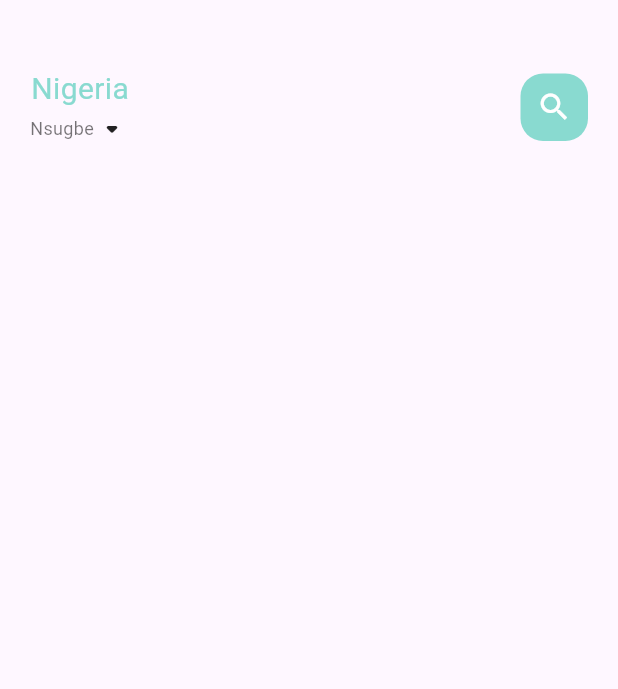
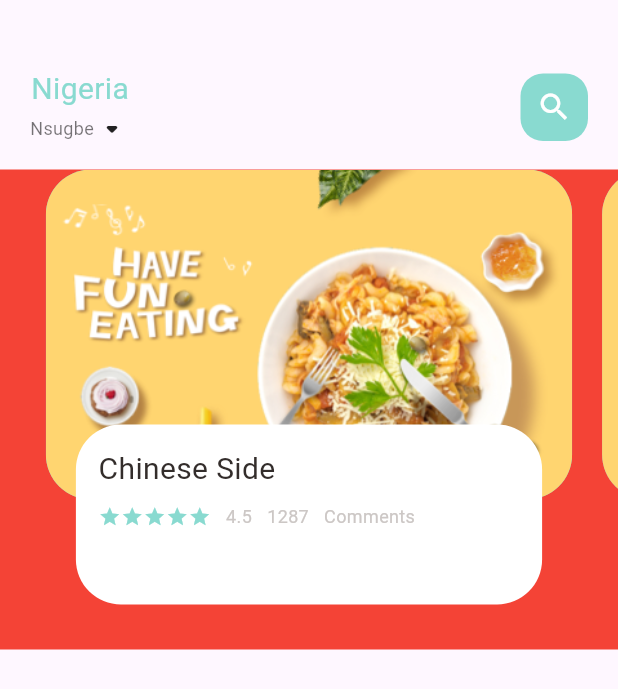
Before and after one commit to fidelisnwabisi/fooddelivery_tutorial, a Flutter app: the screen it shows after launch, on a phone screen of 412 x 824 dp. Shown: the top 689 px of the screen. Run offline on Flutter 3.47's test engine with Material 2 defaults, Android fonts, the light colour scheme and no system bars.

Commit message:
working on theb home spsge slider section

```diff
--- a/lib/home/food_page_body.dart
+++ b/lib/home/food_page_body.dart
@@ -1,4 +1,7 @@
 import 'package:flutter/material.dart';
+import 'package:fooddelivery_tutorial/utils/colors.dart';
+import 'package:fooddelivery_tutorial/widgets/big_text.dart';
+import 'package:fooddelivery_tutorial/widgets/small_text.dart';
 
 class FoodPageBody extends StatefulWidget {
   const FoodPageBody({super.key});
@@ -8,8 +11,82 @@
 }
 
 class _FoodPageBodyState extends State<FoodPageBody> {
+  PageController pageController = PageController(viewportFraction: 0.9);
+
   @override
   Widget build(BuildContext context) {
-    return Container();
+    return Container(
+      color: Colors.red,
+      height: 320,
+      child: PageView.builder(
+          controller: pageController,
+          itemCount: 5,
+          itemBuilder: (context, position) {
+            return _buildPageItem(position);
+          }),
+    );
+  }
+
+  Widget _buildPageItem(int index) {
+    return Stack(children: [
+      Container(
+        height: 220,
+        margin: const EdgeInsets.only(left: 10, right: 10),
+        decoration: BoxDecoration(
+          borderRadius: BorderRadius.circular(30),
+          color:
+              index.isEven ? const Color(0xFF69c5df) : const Color(0xFF9294cc),
+          image: const DecorationImage(
+            fit: BoxFit.cover,
+            image: AssetImage("assets/image/food0.png"),
+          ),
+        ),
+      ),
+      Align(
+        alignment: Alignment.bottomCenter,
+        child: Container(
+          height: 120,
+          margin: const EdgeInsets.only(left: 30, right: 30, bottom: 30),
+          decoration: BoxDecoration(
+            borderRadius: BorderRadius.circular(30),
+            color: Colors.white,
+          ),
+          child: Container(
+            padding: const EdgeInsets.only(top: 15, left: 15, right: 15),
+            child: Column(
+              crossAxisAlignment: CrossAxisAlignment.start,
+              children: [
+                BigText(text: "Chinese Side"),
+                SizedBox(height: 10),
+                Row(
+                  children: [
+                    Wrap(
+                      children: List.generate(
+                        5,
+                        (index) {
+                          return Icon(
+                            Icons.star,
+                            color: AppColors.mainColor,
+                            size: 15,
+                          );
+                        },
+                      ),
+                    ),
+                    SizedBox(width: 10),
+                    SmallText(text: "4.5"),
+                    SizedBox(width: 10),
+                    SmallText(text: "1287"),
+                    SizedBox(width: 10),
+                    SmallText(text: "Comments"),
+                  ],
+                ),
+                SizedBox(height: 20),
+                Row(),
+              ],
+            ),
+          ),
+        ),
+      ),
+    ]);
   }
 }
--- a/lib/home/main_food_page.dart
+++ b/lib/home/main_food_page.dart
@@ -1,4 +1,5 @@
 import 'package:flutter/material.dart';
+import 'package:fooddelivery_tutorial/home/food_page_body.dart';
 import 'package:fooddelivery_tutorial/utils/colors.dart';
 import 'package:fooddelivery_tutorial/widgets/big_text.dart';
 import 'package:fooddelivery_tutorial/widgets/small_text.dart';
@@ -54,6 +55,7 @@
               ),
             ),
           ),
+          const FoodPageBody()
         ],
       ),
     );
```
Also changed, not shown: 1 other file.
